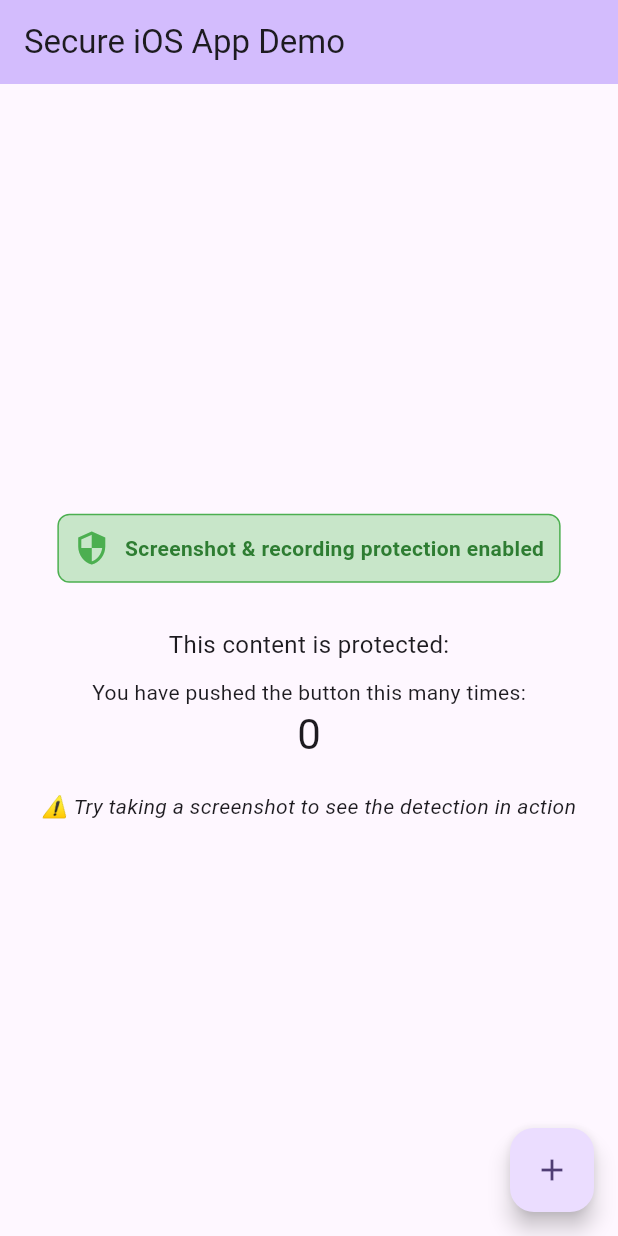
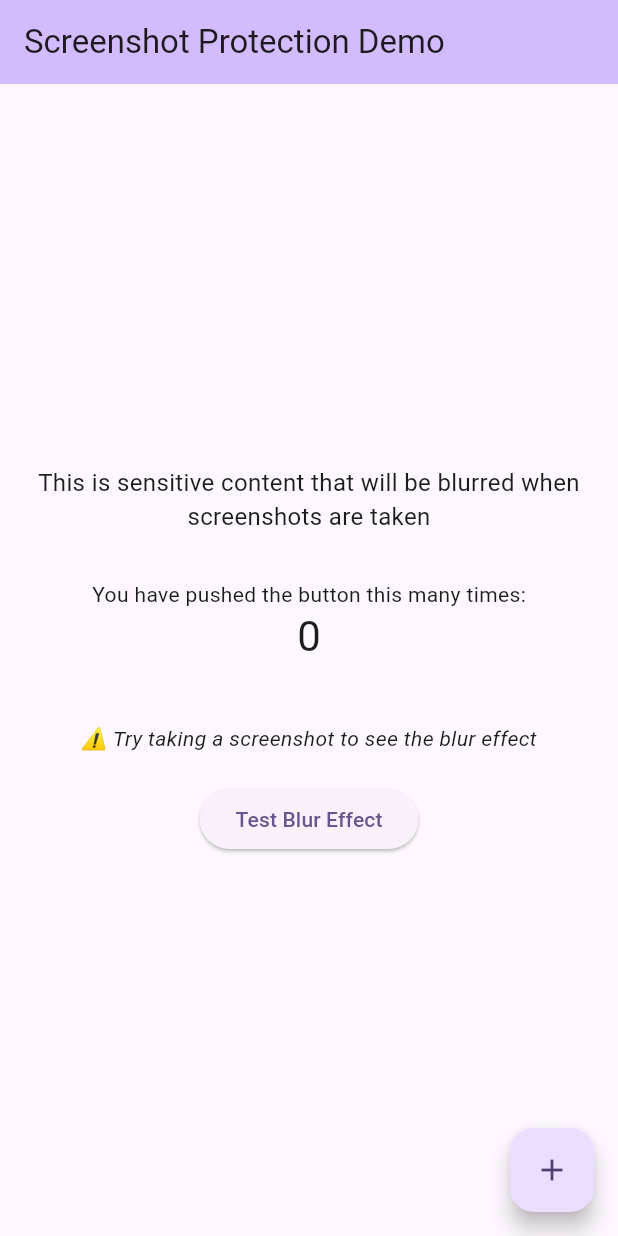
Before and after one commit to Abelboby/test_ios, a Flutter app: the screen it shows after launch, on a phone screen of 412 x 824 dp. Run offline on Flutter 3.47's test engine with Material 3 defaults, Android fonts, the phone set to English and light mode, and no system bars; missing offline and left inert: screen_protector.

Commit message:
Refactor screenshot protection implementation in main.dart
- Updated the screenshot protection setup to blur content when a screenshot is detected.
- Simplified the UI by removing unnecessary comments and enhancing the layout.
- Improved resource management by ensuring proper cleanup of listeners in the dispose method.

```diff
--- a/lib/main.dart
+++ b/lib/main.dart
@@ -1,6 +1,7 @@
 import 'package:flutter/material.dart';
 import 'package:screen_protector/screen_protector.dart';
 import 'package:screen_protector/models/screen_protector_event.dart';
+import 'dart:ui';
 
 void main() async {
   WidgetsFlutterBinding.ensureInitialized();
@@ -14,47 +15,22 @@ void main() async {
 class MyApp extends StatelessWidget {
   const MyApp({super.key});
 
-  // This widget is the root of your application.
   @override
   Widget build(BuildContext context) {
     return MaterialApp(
-      title: 'Flutter Demo',
+      title: 'Screenshot Blur Demo',
       debugShowCheckedModeBanner: false,
       theme: ThemeData(
-        // This is the theme of your application.
-        //
-        // TRY THIS: Try running your application with "flutter run". You'll see
-        // the application has a purple toolbar. Then, without quitting the app,
-        // try changing the seedColor in the colorScheme below to Colors.green
-        // and then invoke "hot reload" //(save your changes or press the "hot
-        // reload" button in a Flutter-supported IDE, or press "r" if you used
-        // the command line to start the app).
-        //
-        // Notice that the counter didn't reset back to zero; the application
-        // state is not lost during the reload. To reset the state, use hot
-        // restart instead.
-        //
-        // This works for code too, not just values: Most code changes can be
-        // tested with just a hot reload.
         colorScheme: ColorScheme.fromSeed(seedColor: Colors.deepPurple),
         useMaterial3: true,
       ),
-      home: const MyHomePage(title: 'Secure iOS App Demo'),
+      home: const MyHomePage(title: 'Screenshot Protection Demo'),
     );
   }
 }
 
 class MyHomePage extends StatefulWidget {
   const MyHomePage({super.key, required this.title});
-
-  // This widget is the home page of your application. It is stateful, meaning
-  // that it has a State object (defined below) that contains fields that affect
-  // how it looks.
-
-  // This class is the configuration for the state. It holds the values (in this
-  // case the title) provided by the parent (in this case the App widget) and
-  // used by the build method of the State. Fields in a Widget subclass are
-  // always marked "final".
 
   final String title;
 
@@ -64,64 +40,39 @@ class MyHomePage extends StatefulWidget {
 
 class _MyHomePageState extends State<MyHomePage> {
   int _counter = 0;
-  bool _isSecured = false;
-  String _securityStatus = "Screen protection initializing...";
+  bool _isBlurred = false;
 
   @override
   void initState() {
     super.initState();
-    _enableScreenProtection();
-    _detectScreenshots();
+    _setupScreenshotProtection();
   }
 
+  // Set up screenshot protection and detection
+  Future<void> _setupScreenshotProtection() async {
+    try {
       // Enable screenshot protection
-  Future<void> _enableScreenProtection() async {
-    try {
-      await ScreenProtector.preventScreenshotOn(); // Enable screenshot prevention
-      setState(() {
-        _isSecured = true;
-        _securityStatus = "Screenshot & recording protection enabled";
-      });
-    } catch (e) {
-      setState(() {
-        _securityStatus = "Failed to enable protection: $e";
-      });
-    }
-  }
+      await ScreenProtector.preventScreenshotOn();
 
-  // Detect screenshot attempts
-  void _detectScreenshots() {
       // Listen for screenshot events
       ScreenProtector.addListener(ScreenProtectorEvent.onScreenshot, () {
+        // Blur the content when screenshot is detected
         setState(() {
-        _securityStatus = "⚠️ SCREENSHOT DETECTED! ⚠️";
+          _isBlurred = true;
         });
 
-      // Reset status message after 3 seconds
-      Future.delayed(const Duration(seconds: 3), () {
+        // Unblur after a delay
+        Future.delayed(const Duration(seconds: 5), () {
           if (mounted) {
             setState(() {
-            _securityStatus = "Screenshot & recording protection enabled";
+              _isBlurred = false;
             });
           }
         });
       });
-
-    // Listen for screen recording events
-    ScreenProtector.addListener(ScreenProtectorEvent.onScreenRecord, () {
-      setState(() {
-        _securityStatus = "⚠️ SCREEN RECORDING DETECTED! ⚠️";
-      });
-
-      // Reset status message after 3 seconds
-      Future.delayed(const Duration(seconds: 3), () {
-        if (mounted) {
-          setState(() {
-            _securityStatus = "Screenshot & recording protection enabled";
-          });
+    } catch (e) {
+      debugPrint('Failed to enable screenshot protection: $e');
     }
-      });
-    });
   }
 
   void _incrementCounter() {
@@ -132,77 +83,24 @@ class _MyHomePageState extends State<MyHomePage> {
 
   @override
   Widget build(BuildContext context) {
-    // This method is rerun every time setState is called, for instance as done
-    // by the _incrementCounter method above.
-    //
-    // The Flutter framework has been optimized to make rerunning build methods
-    // fast, so that you can just rebuild anything that needs updating rather
-    // than having to individually change instances of widgets.
-    return Scaffold(
+    return Stack(
+      children: [
+        // Main app content
+        Scaffold(
           appBar: AppBar(
-        // TRY THIS: Try changing the color here to a specific color (to
-        // Colors.amber, perhaps?) and trigger a hot reload to see the AppBar
-        // change color while the other colors stay the same.
             backgroundColor: Theme.of(context).colorScheme.inversePrimary,
-        // Here we take the value from the MyHomePage object that was created by
-        // the App.build method, and use it to set our appbar title.
             title: Text(widget.title),
           ),
           body: Center(
-        // Center is a layout widget. It takes a single child and positions it
-        // in the middle of the parent.
             child: Column(
-          // Column is also a layout widget. It takes a list of children and
-          // arranges them vertically. By default, it sizes itself to fit its
-          // children horizontally, and tries to be as tall as its parent.
-          //
-          // Column has various properties to control how it sizes itself and
-          // how it positions its children. Here we use mainAxisAlignment to
-          // center the children vertically; the main axis here is the vertical
-          // axis because Columns are vertical (the cross axis would be
-          // horizontal).
-          //
-          // TRY THIS: Invoke "debug painting" (choose the "Toggle Debug Paint"
-          // action in the IDE, or press "p" in the console), to see the
-          // wireframe for each widget.
               mainAxisAlignment: MainAxisAlignment.center,
               children: <Widget>[
-            Container(
-              padding: const EdgeInsets.all(10),
-              margin: const EdgeInsets.symmetric(horizontal: 20, vertical: 10),
-              decoration: BoxDecoration(
-                color: _isSecured ? Colors.green.shade100 : Colors.amber.shade100,
-                borderRadius: BorderRadius.circular(8),
-                border: Border.all(
-                  color: _isSecured ? Colors.green : Colors.amber,
-                ),
-              ),
-              child: Row(
-                mainAxisSize: MainAxisSize.min,
-                children: [
-                  Icon(
-                    _isSecured ? Icons.security : Icons.warning,
-                    color: _isSecured ? Colors.green : Colors.amber,
-                  ),
-                  const SizedBox(width: 10),
-                  Flexible(
-                    child: Text(
-                      _securityStatus,
-                      style: TextStyle(
-                        color: _isSecured ? Colors.green.shade800 : Colors.amber.shade800,
-                        fontWeight: FontWeight.bold,
-                      ),
-                    ),
-                  ),
-                ],
-              ),
-            ),
-            const SizedBox(height: 20),
                 const Text(
-              'This content is protected:',
+                  'This is sensitive content that will be blurred when screenshots are taken',
+                  textAlign: TextAlign.center,
                   style: TextStyle(fontSize: 16),
                 ),
-            const SizedBox(height: 10),
+                const SizedBox(height: 30),
                 const Text(
                   'You have pushed the button this many times:',
                 ),
@@ -210,10 +108,19 @@ class _MyHomePageState extends State<MyHomePage> {
                   '$_counter',
                   style: Theme.of(context).textTheme.headlineMedium,
                 ),
+                const SizedBox(height: 40),
+                const Text(
+                  '⚠️ Try taking a screenshot to see the blur effect',
+                  style: TextStyle(fontStyle: FontStyle.italic),
+                ),
                 const SizedBox(height: 20),
-            const Text(
-              '⚠️ Try taking a screenshot to see the detection in action',
-              style: TextStyle(fontStyle: FontStyle.italic),
+                ElevatedButton(
+                  onPressed: () {
+                    setState(() {
+                      _isBlurred = !_isBlurred;
+                    });
+                  },
+                  child: Text(_isBlurred ? 'Remove Blur' : 'Test Blur Effect'),
                 ),
               ],
             ),
@@ -222,17 +129,38 @@ class _MyHomePageState extends State<MyHomePage> {
             onPressed: _incrementCounter,
             tooltip: 'Increment',
             child: const Icon(Icons.add),
-      ), // This trailing comma makes auto-formatting nicer for build methods.
+          ),
+        ),
+
+        // Blur overlay that appears when screenshot is detected
+        if (_isBlurred)
+          Positioned.fill(
+            child: BackdropFilter(
+              filter: ImageFilter.blur(sigmaX: 10, sigmaY: 10),
+              child: Container(
+                color: Colors.black.withOpacity(0.3),
+                child: const Center(
+                  child: Text(
+                    'Content hidden for security',
+                    style: TextStyle(
+                      color: Colors.white,
+                      fontSize: 24,
+                      fontWeight: FontWeight.bold,
+                    ),
+                  ),
+                ),
+              ),
+            ),
+          ),
+      ],
     );
   }
 
   @override
   void dispose() {
-    // Ensure we clean up resources
+    // Clean up resources
     ScreenProtector.preventScreenshotOff();
-    // Remove both event listeners
     ScreenProtector.removeListener(ScreenProtectorEvent.onScreenshot);
-    ScreenProtector.removeListener(ScreenProtectorEvent.onScreenRecord);
     super.dispose();
   }
 }
```
Lines whose indentation alone changed are shown as unchanged.
